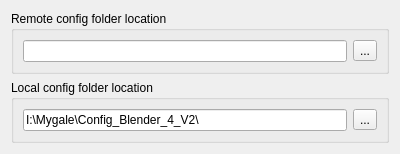
Qt form resources/ui/AppSettingsWidget.ui (THEfireZz/Mygale) before a commit.
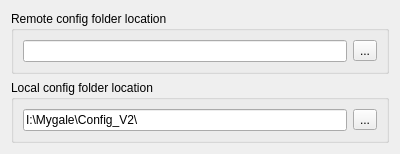
The same form after that commit.

Commit message: Copying remote config folder into local

```diff
--- a/resources/ui/AppSettingsWidget.ui
+++ b/resources/ui/AppSettingsWidget.ui
@@ -7,7 +7,7 @@
     <x>0</x>
     <y>0</y>
     <width>400</width>
-    <height>140</height>
+    <height>146</height>
    </rect>
   </property>
   <property name="windowTitle">
@@ -42,7 +42,7 @@
       <item>
        <widget class="QLineEdit" name="localLocationLineEdit">
         <property name="text">
-         <string>I:\Mygale\Config_Blender_4_V2\</string>
+         <string>I:\Mygale\Config_V2\</string>
         </property>
        </widget>
       </item>
```
Left out of the diff: 6 changed lines with no effect on the pictures. The commit also changes 10 other files.
